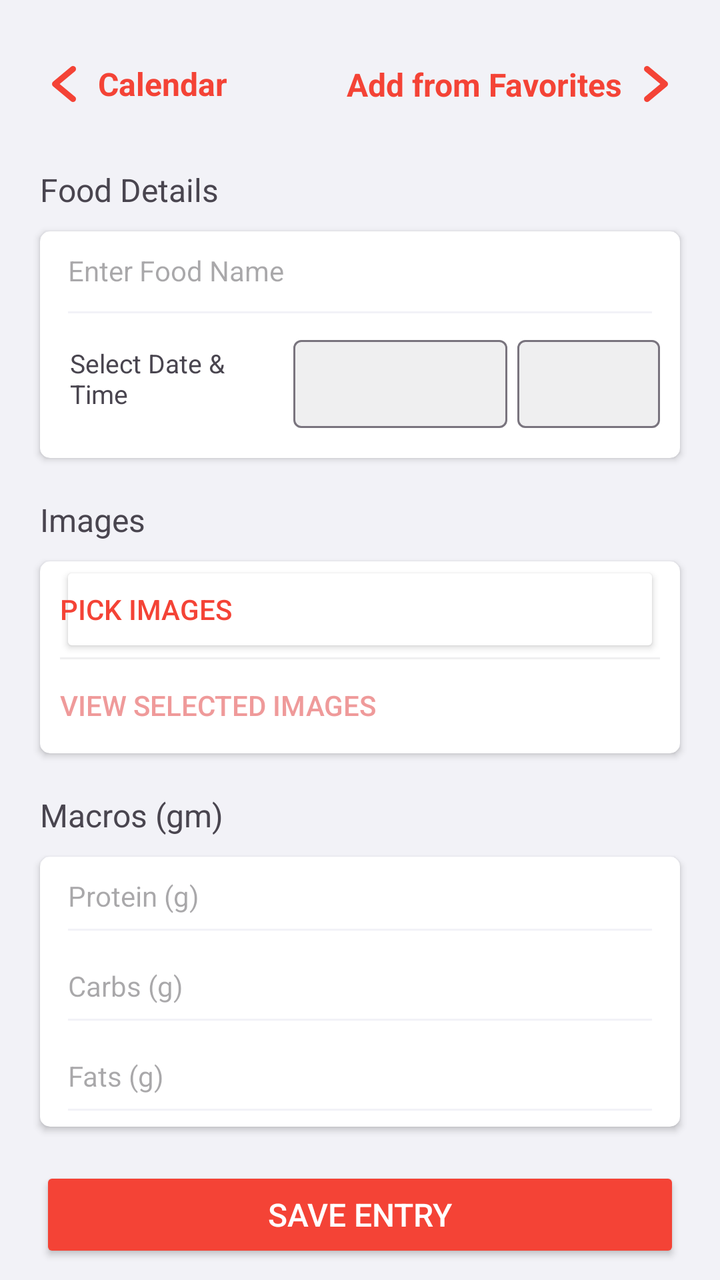
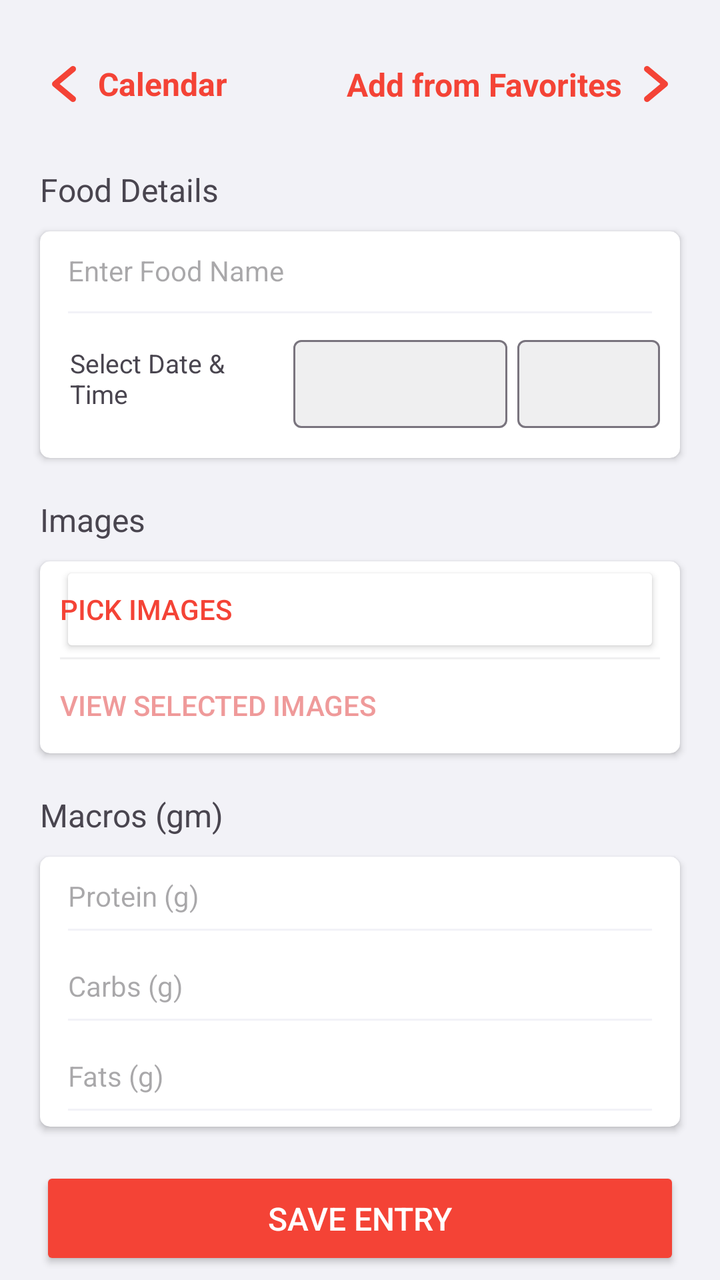

The first picture is an Android layout as it rendered before a commit; the second is the same layout after the commit. The layout source and the unified diff follow.
<!-- AndroidManifest.xml: application theme Theme.ExActHealth -->
<!-- res/layout/activity_add_food.xml -->
<?xml version="1.0" encoding="utf-8"?>
<RelativeLayout
    xmlns:android="http://schemas.android.com/apk/res/android"
    xmlns:app="http://schemas.android.com/apk/res-auto"
    xmlns:tools="http://schemas.android.com/tools"
    android:layout_width="match_parent"
    android:layout_height="match_parent"
    android:layout_gravity="center"
    android:background="@color/light_gray">

    <RelativeLayout
        android:id="@+id/food_details_toolbar_layout"
        android:layout_width="wrap_content"
        android:layout_height="wrap_content"
        android:layout_marginTop="30dp"
        android:layout_alignStart="@+id/food_details_title"
        android:layout_alignEnd="@+id/food_details_title">

        <RelativeLayout
            android:id="@+id/back_to_calendar_layout"
            android:layout_width="wrap_content"
            android:layout_height="wrap_content"
            android:clickable="true"
            android:focusable="true">

            <ImageView
                android:id="@+id/back_to_calendar_icon"
                android:layout_width="wrap_content"
                android:layout_height="wrap_content"
                android:background="@drawable/back_button">
            </ImageView>

            <TextView
                android:id="@+id/back_to_calendar_text"
                android:layout_width="wrap_content"
                android:layout_height="wrap_content"
                android:layout_toEndOf="@+id/back_to_calendar_icon"
                android:layout_alignBottom="@+id/back_to_calendar_icon"
                android:layout_alignTop="@+id/back_to_calendar_icon"
                android:layout_marginStart="5dp"
                android:gravity="center"
                android:text="Calendar"
                android:textColor="@color/red"
                android:textStyle="bold"
                android:textSize="16sp">
            </TextView>

        </RelativeLayout>

        <androidx.constraintlayout.widget.ConstraintLayout
            android:id="@+id/add_from_favorites_layout"
            android:layout_width="wrap_content"
            android:layout_height="wrap_content"
            android:layout_alignParentEnd="true"
            android:clickable="true"
            android:focusable="true">

            <TextView
                android:id="@+id/add_from_favorites_text"
                android:layout_width="wrap_content"
                android:layout_height="wrap_content"
                android:layout_marginEnd="5dp"
                android:gravity="center"
                android:text="Add from Favorites"
                android:textColor="@color/red"
                android:textSize="16sp"
                android:textStyle="bold"
                app:layout_constraintBottom_toBottomOf="@+id/add_from_favorites_icon"
                app:layout_constraintEnd_toStartOf="@+id/add_from_favorites_icon"
                app:layout_constraintTop_toTopOf="@+id/add_from_favorites_icon">
            </TextView>

            <ImageView
                android:id="@+id/add_from_favorites_icon"
                android:layout_width="wrap_content"
                android:layout_height="wrap_content"
                android:background="@drawable/forward_button"
                app:layout_constraintEnd_toEndOf="parent"
                app:layout_constraintTop_toTopOf="parent">
            </ImageView>

        </androidx.constraintlayout.widget.ConstraintLayout>

    </RelativeLayout>

    <TextView
        android:id="@+id/food_details_title"
        android:layout_width="match_parent"
        android:layout_height="wrap_content"
        android:layout_below="@+id/food_details_toolbar_layout"
        android:layout_marginTop="30dp"
        android:layout_marginStart="20dp"
        android:layout_marginEnd="20dp"
        android:textSize="16sp"
        android:text="@string/food_details_title">
    </TextView>

    <androidx.cardview.widget.CardView
        android:id="@+id/food_details_card_view"
        android:layout_width="match_parent"
        android:layout_height="wrap_content"
        android:layout_below="@+id/food_details_title"
        android:layout_marginTop="10dp"
        android:layout_marginStart="20dp"
        android:layout_marginEnd="20dp"

        app:contentPaddingLeft="10dp"
        app:contentPaddingRight="10dp"
        app:cardCornerRadius="5dp">

        <RelativeLayout
            android:id="@+id/food_details_layout"
            android:layout_width="match_parent"
            android:layout_height="match_parent">

            <EditText
                android:id="@+id/food_name_text_edit"
                android:theme="@style/DialogTheme"
                android:layout_width="match_parent"
                android:layout_height="wrap_content"
                android:paddingBottom="20dp"
                android:gravity="center_vertical"
                android:hint="@string/enter_food_name_hint"
                android:textSize="14sp"
                android:backgroundTint="@color/light_gray"
                android:inputType="textPersonName"
                android:autofillHints="name">
            </EditText>

            <LinearLayout
                android:id="@+id/food_details_date_time_layout"
                android:layout_width="match_parent"
                android:layout_height="wrap_content"
                android:layout_below="@+id/food_name_text_edit"
                android:orientation="horizontal"
                android:paddingStart="5dp"
                android:paddingBottom="15dp"
                android:gravity="center_horizontal"
                android:weightSum="12">

                <TextView
                    android:id="@+id/food_details_date_time_text"
                    android:layout_weight="4.5"
                    android:layout_width="0dp"
                    android:layout_height="match_parent"
                    android:layout_gravity="center"
                    android:gravity="center_vertical"
                    android:text="@string/select_date_and_time_title"
                    android:textSize="13sp">
                </TextView>

                <com.google.android.material.textfield.TextInputLayout
                    android:id="@+id/food_details_date_layout"
                    android:layout_weight="4.5"
                    android:layout_width="0dp"
                    android:layout_height="match_parent"
                    android:layout_marginStart="5dp"
                    android:layout_marginEnd="5dp"

                    app:boxBackgroundColor="@color/mid_gray">

                    <com.google.android.material.textfield.TextInputEditText
                        android:id="@+id/food_details_date_input"
                        android:layout_width="match_parent"
                        android:layout_height="match_parent"
                        android:gravity="center"
                        android:focusable="false"
                        android:cursorVisible="false"
                        android:focusableInTouchMode="false"
                        android:clickable="false"
                        android:inputType="date"
                        android:padding="10dp"
                        android:textSize="14sp">
                    </com.google.android.material.textfield.TextInputEditText>

                </com.google.android.material.textfield.TextInputLayout>

                <com.google.android.material.textfield.TextInputLayout
                    android:id="@+id/food_details_time_layout"
                    android:layout_weight="3"
                    android:layout_width="0dp"
                    android:layout_height="match_parent"

                    app:boxBackgroundColor="@color/mid_gray">

                    <com.google.android.material.textfield.TextInputEditText
                        android:id="@+id/food_details_time_input"
                        android:layout_width="match_parent"
                        android:layout_height="match_parent"
                        android:gravity="center"
                        android:focusable="false"
                        android:cursorVisible="false"
                        android:focusableInTouchMode="false"
                        android:clickable="false"
                        android:inputType="time"
                        android:padding="10dp"
                        android:textSize="14sp">
                    </com.google.android.material.textfield.TextInputEditText>

                </com.google.android.material.textfield.TextInputLayout>

            </LinearLayout>

        </RelativeLayout>

    </androidx.cardview.widget.CardView>

    <TextView
        android:id="@+id/food_details_images_title"
        android:layout_width="match_parent"
        android:layout_height="wrap_content"
        android:layout_below="@+id/food_details_card_view"
        android:layout_marginTop="20dp"
        android:layout_marginStart="20dp"
        android:layout_marginEnd="20dp"
        android:textSize="16sp"
        android:text="@string/images_title">
    </TextView>

    <androidx.cardview.widget.CardView
        android:id="@+id/food_details_images_card_view"
        android:layout_width="match_parent"
        android:layout_height="wrap_content"
        android:layout_below="@+id/food_details_images_title"
        android:layout_marginTop="10dp"
        android:layout_marginStart="20dp"
        android:layout_marginEnd="20dp"

        app:contentPaddingLeft="10dp"
        app:contentPaddingRight="10dp"
        app:cardCornerRadius="5dp">

        <RelativeLayout
            android:id="@+id/food_details_images_layout"
            android:layout_width="match_parent"
            android:layout_height="match_parent">

            <Button
                android:id="@+id/food_details_pick_images_button"
                android:layout_width="match_parent"
                android:layout_height="wrap_content"
                android:gravity="center_vertical"
                android:padding="0dp"
                android:backgroundTint="@color/white"
                android:text="@string/pick_images"
                android:textColor="@color/red"
                android:textSize="14sp"
                android:textStyle="normal">
            </Button>

            <View
                android:layout_width="match_parent"
                android:layout_below="@+id/food_details_pick_images_button"
                android:layout_height="1dp"
                android:background="@color/mid_gray">
            </View>

            <Button
                android:id="@+id/food_details_selected_images_button"
                android:layout_width="match_parent"
                android:layout_height="wrap_content"
                android:layout_below="@+id/food_details_pick_images_button"
                android:gravity="center_vertical"
                android:padding="0dp"
                android:backgroundTint="@color/white"
                android:text="@string/view_selected_images"
                android:textColor="@color/light_red"
                android:textSize="14sp"
                android:textStyle="normal"
                android:enabled="false">
            </Button>

        </RelativeLayout>

    </androidx.cardview.widget.CardView>

    <TextView
        android:id="@+id/food_details_macros_title"
        android:layout_width="match_parent"
        android:layout_height="wrap_content"
        android:layout_below="@+id/food_details_images_card_view"
        android:layout_marginTop="20dp"
        android:layout_marginStart="20dp"
        android:layout_marginEnd="20dp"
        android:textSize="16sp"
        android:text="@string/macros">
    </TextView>

    <androidx.cardview.widget.CardView
        android:id="@+id/macros_card_view"
        android:layout_width="match_parent"
        android:layout_height="wrap_content"
        android:layout_below="@+id/food_details_macros_title"
        android:layout_marginTop="10dp"
        android:layout_marginStart="20dp"
        android:layout_marginEnd="20dp"

        app:contentPaddingLeft="10dp"
        app:contentPaddingRight="10dp"
        app:cardCornerRadius="5dp">

        <RelativeLayout
            android:id="@+id/food_details_macros_layout"
            android:layout_width="match_parent"
            android:layout_height="match_parent">

            <EditText
                android:id="@+id/protein_text_edit"
                android:theme="@style/DialogTheme"
                android:layout_width="match_parent"
                android:layout_height="wrap_content"
                android:paddingBottom="16dp"
                android:gravity="center_vertical"
                android:hint="@string/protein"
                android:textSize="14sp"
                android:backgroundTint="@color/light_gray"
                android:inputType="number"
                android:importantForAutofill="no">
            </EditText>

            <EditText
                android:id="@+id/carbs_text_edit"
                android:theme="@style/DialogTheme"
                android:layout_width="match_parent"
                android:layout_height="wrap_content"
                android:layout_below="@+id/protein_text_edit"
                android:paddingBottom="16dp"
                android:gravity="center_vertical"
                android:hint="@string/carbs"
                android:textSize="14sp"
                android:backgroundTint="@color/light_gray"
                android:inputType="number"
                android:importantForAutofill="no">
            </EditText>

            <EditText
                android:id="@+id/fats_text_edit"
                android:theme="@style/DialogTheme"
                android:layout_width="match_parent"
                android:layout_height="wrap_content"
                android:layout_below="@+id/carbs_text_edit"
                android:paddingBottom="16dp"
                android:gravity="center_vertical"
                android:hint="@string/fats"
                android:textSize="14sp"
                android:backgroundTint="@color/light_gray"
                android:inputType="number"
                android:importantForAutofill="no">
            </EditText>

        </RelativeLayout>

    </androidx.cardview.widget.CardView>

    <Button
        android:id="@+id/food_details_save_entry_button"
        android:layout_width="match_parent"
        android:layout_height="wrap_content"
        android:layout_below="@+id/macros_card_view"
        android:gravity="center"
        android:layout_marginTop="20dp"
        android:layout_marginStart="20dp"
        android:layout_marginEnd="20dp"
        android:paddingTop="5dp"
        android:paddingBottom="5dp"
        android:backgroundTint="@color/red"
        android:text="@string/save_entry"
        android:textColor="@color/white"
        android:textSize="16sp"
        android:textStyle="normal"
        app:cornerRadius="5dp">
    </Button>

    <Button
        android:id="@+id/food_details_add_to_favorite_button"
        android:layout_width="match_parent"
        android:layout_height="wrap_content"
        android:layout_below="@+id/food_details_save_entry_button"
        android:gravity="center"
        android:layout_marginTop="5dp"
        android:layout_marginStart="20dp"
        android:layout_marginEnd="20dp"
        android:paddingTop="5dp"
        android:paddingBottom="5dp"
        android:backgroundTint="@color/red"
        android:text="@string/add_to_favorite"
        android:textColor="@color/white"
        android:textSize="16sp"
        android:textStyle="normal"
        app:cornerRadius="5dp">
    </Button>

</RelativeLayout>
<!-- resources referenced by this layout -->
<resources>
  <color name="light_gray">#F2F2F7</color>
  <color name="light_red">#EF9A9A</color>
  <color name="mid_gray">#EFEFF0</color>
  <color name="red">#F44336</color>
  <color name="white">#FFFFFFFF</color>
  <!-- drawable back_button (drawable) -->
  <vector xmlns:android="http://schemas.android.com/apk/res/android"
      android:width="24dp"
      android:height="24dp"
      android:viewportWidth="96"
      android:viewportHeight="96">
    <path
        android:fillColor="@color/red"
        android:pathData="M39.376,48.002l30.47,-25.39a6.003,6.003 0,0 0,-7.688 -9.223L26.156,43.391a6.009,6.009 0,0 0,0 9.223L62.158,82.615a6.003,6.003 0,0 0,7.688 -9.223Z"/>
  </vector>
  <!-- drawable forward_button (drawable) -->
  <vector xmlns:android="http://schemas.android.com/apk/res/android"
      android:width="24dp"
      android:height="24dp"
      android:viewportWidth="96"
      android:viewportHeight="96">
    <path
        android:fillColor="@color/red"
        android:pathData="M69.844,43.388 L33.842,13.386a6.003,6.003 0,0 0,-7.688 9.223l30.47,25.39 -30.47,25.39a6.003,6.003 0,0 0,7.688 9.223L69.844,52.611a6.009,6.009 0,0 0,0 -9.223Z"/>
  </vector>
  <string name="add_to_favorite">Add to Favorites</string>
  <string name="carbs">Carbs (g)</string>
  <string name="enter_food_name_hint">Enter Food Name</string>
  <string name="fats">Fats (g)</string>
  <string name="food_details_title">Food Details</string>
  <string name="images_title">Images</string>
  <string name="macros">Macros (gm)</string>
  <string name="pick_images">Pick Images</string>
  <string name="protein">Protein (g)</string>
  <string name="save_entry">Save Entry</string>
  <string name="select_date_and_time_title">Select Date &amp; Time</string>
  <string name="view_selected_images">View selected images</string>
  <style name="DialogTheme" parent="Theme.Material3.Light.Dialog">
          <item name="colorAccent">@color/red</item>
          <item name="colorOnPrimary">@color/red</item>
          <item name="colorControlActivated">@color/red</item>
      </style>
  <style name="Theme.ExActHealth" parent="Base.Theme.ExActHealth" />
  <style name="Base.Theme.ExActHealth" parent="Theme.Material3.Light.NoActionBar">
          
          <item name="colorPrimary">@color/red</item>
          <item name="android:itemBackground">@color/white</item>
      </style>
</resources>

<!-- the commit's change to res/layout/activity_add_food.xml (unified diff, before → after) -->
@@ -361,8 +361,8 @@
         android:layout_marginTop="20dp"
         android:layout_marginStart="20dp"
         android:layout_marginEnd="20dp"
-        android:paddingTop="5dp"
-        android:paddingBottom="5dp"
+        android:paddingTop="15dp"
+        android:paddingBottom="15dp"
         android:backgroundTint="@color/red"
         android:text="@string/save_entry"
         android:textColor="@color/white"
@@ -377,11 +377,11 @@
         android:layout_height="wrap_content"
         android:layout_below="@+id/food_details_save_entry_button"
         android:gravity="center"
-        android:layout_marginTop="5dp"
-        android:layout_marginStart="20dp"
-        android:layout_marginEnd="20dp"
-        android:paddingTop="5dp"
-        android:paddingBottom="5dp"
+        android:layout_marginTop="15dp"
+        android:layout_marginStart="20dp"
+        android:layout_marginEnd="20dp"
+        android:paddingTop="15dp"
+        android:paddingBottom="15dp"
         android:backgroundTint="@color/red"
         android:text="@string/add_to_favorite"
         android:textColor="@color/white"
